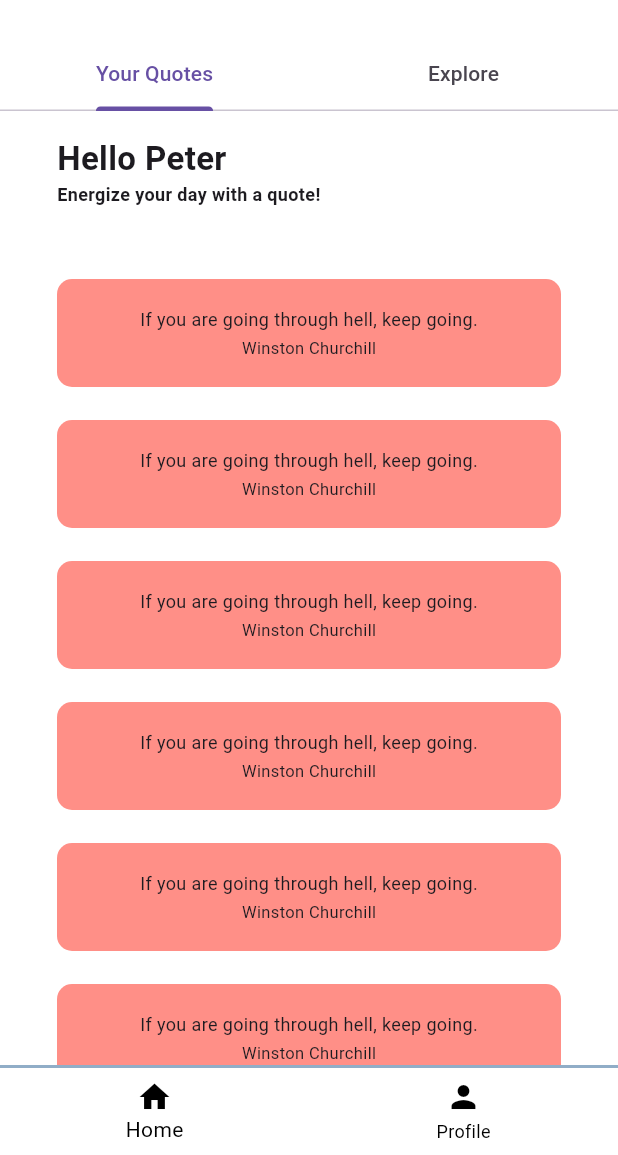
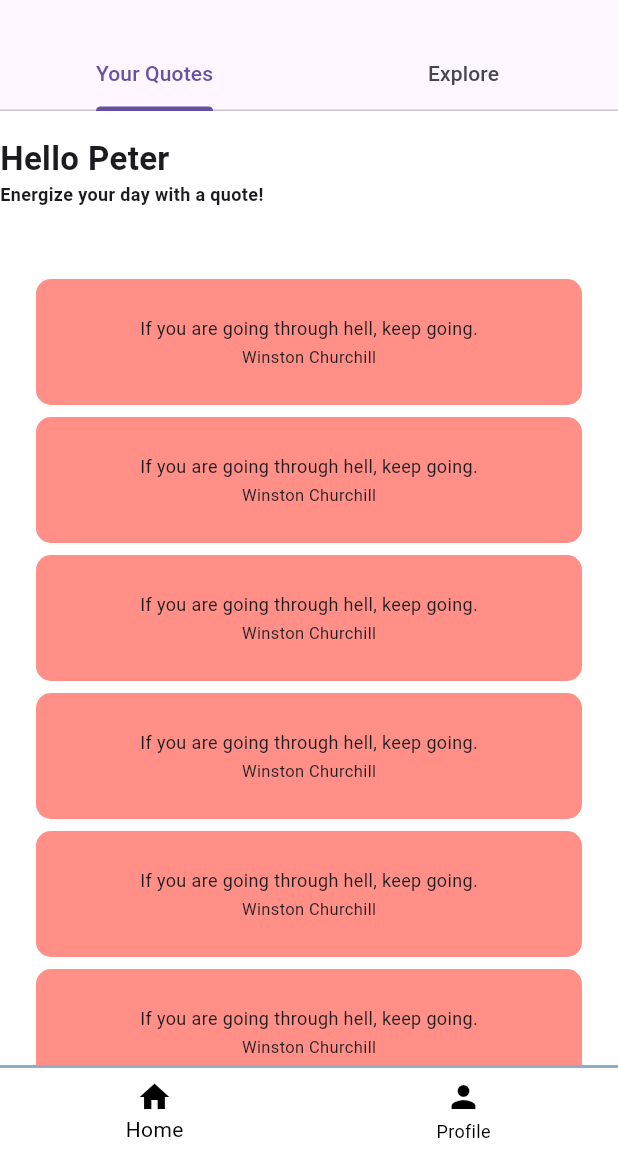
Before and after one commit to KubangPawis/gdsc-quote-app, a Flutter app: the HomePage screen opened directly, on a phone screen of 412 x 824 dp, the part 81-1236 px from its top. Run offline on Flutter 3.47's test engine with Material 3 defaults, Android fonts, the phone set to English and light mode, and no system bars; drawn by our look-alikes of flutter_slidable; our stand-ins replace google_sign_in.

Commit message:
feat: add partial quote slidable implementation

```diff
--- a/frontend/lib/pages/home_page.dart
+++ b/frontend/lib/pages/home_page.dart
@@ -24,6 +24,12 @@ class _HomePageState extends State<HomePage> {
 
   int _currentPageIndex = 0;
 
+  void deleteQuote(int index) {
+    setState(() {
+      quoteList.removeAt(index);
+    });
+  }
+
   @override
   Widget build(BuildContext context) {
     return DefaultTabController(
@@ -31,7 +37,7 @@ class _HomePageState extends State<HomePage> {
       child: Scaffold(
         backgroundColor: Colors.white,
         appBar: AppBar(
-          backgroundColor: Colors.white,
+          //backgroundColor: Colors.white,
           toolbarHeight: 80,
           centerTitle: false,
           bottom: TabBar(tabs: [
@@ -79,9 +85,7 @@ class _HomePageState extends State<HomePage> {
             Expanded(
               child: TabBarView(
                 children: [
-                  Padding(
-                    padding: EdgeInsets.symmetric(horizontal: 38),
-                    child: Column(
+                  Column(
                     mainAxisAlignment: MainAxisAlignment.start,
                     crossAxisAlignment: CrossAxisAlignment.start,
                     children: [
@@ -94,12 +98,10 @@ class _HomePageState extends State<HomePage> {
                           children: [
                             Text('Hello Peter',
                                 style: TextStyle(
-                                      fontSize: 22,
-                                      fontWeight: FontWeight.bold)),
+                                    fontSize: 22, fontWeight: FontWeight.bold)),
                             Text('Energize your day with a quote!',
                                 style: TextStyle(
-                                      fontSize: 12,
-                                      fontWeight: FontWeight.bold)),
+                                    fontSize: 12, fontWeight: FontWeight.bold)),
                           ],
                         ),
                       ),
@@ -114,12 +116,16 @@ class _HomePageState extends State<HomePage> {
                           String quoteText = quoteList[index][1];
 
                           return QuoteWidgetSmall(
-                                author: author, quoteText: quoteText);
+                            author: author,
+                            quoteText: quoteText,
+                            deleteQuote: (context) => deleteQuote(index),
+                          );
                         },
                       )),
                     ],
                   ),
-                  ),
+
+                  // >>>>>>>>>>> EXPLORE PAGE
                   Center(child: Text('hatdog')),
                 ],
               ),
--- a/frontend/lib/util/quote_widget_small.dart
+++ b/frontend/lib/util/quote_widget_small.dart
@@ -1,28 +1,46 @@
 import 'package:flutter/material.dart';
+import 'package:flutter_slidable/flutter_slidable.dart';
 
 class QuoteWidgetSmall extends StatelessWidget {
   final String quoteText;
   final String author;
+  final Function(BuildContext)? deleteQuote;
 
   const QuoteWidgetSmall(
-      {super.key, required this.quoteText, required this.author});
+      {super.key,
+      required this.quoteText,
+      required this.author,
+      this.deleteQuote});
 
   @override
   Widget build(BuildContext context) {
     return Padding(
-      padding: const EdgeInsets.only(bottom: 22),
+      padding: EdgeInsets.only(left: 24, right: 24, bottom: 8),
+      child: Slidable(
+        endActionPane: ActionPane(
+          motion: StretchMotion(),
+          children: [
+            SlidableAction(
+              onPressed: deleteQuote,
+              icon: Icons.delete,
+              backgroundColor: Colors.red.shade300,
+              foregroundColor: Colors.white,
+              borderRadius: BorderRadius.circular(10),
+            ),
+          ],
+        ),
         child: Container(
-        padding: EdgeInsets.symmetric(horizontal: 12, vertical: 18),
+          padding: EdgeInsets.all(24),
           decoration: BoxDecoration(
               color: const Color.fromARGB(255, 255, 143, 135),
-          borderRadius: BorderRadius.circular(10),
-        ),
+              borderRadius: BorderRadius.circular(10)),
           child: Column(children: [
             Text(quoteText, style: TextStyle(fontSize: 12)),
             SizedBox(height: 3),
             Text(author, style: TextStyle(fontSize: 11)),
           ]),
         ),
+      ),
     );
   }
 }
--- a/frontend/pubspec.yaml
+++ b/frontend/pubspec.yaml
@@ -31,7 +31,12 @@ dependencies:
   flutter:
     sdk: flutter
   firebase_core: ^3.10.0
+<<<<<<< HEAD
   google_sign_in: ^5.0.7
+=======
+  flutter_slidable: ^3.1.2
+
+>>>>>>> e0994a0 (feat: add partial quote slidable implementation)
   # The following adds the Cupertino Icons font to your application.
   # Use with the CupertinoIcons class for iOS style icons.
   cupertino_icons: ^1.0.8
```
Also changed, not shown: frontend/pubspec.lock, 1 other file. Lines whose indentation alone changed are shown as unchanged.
